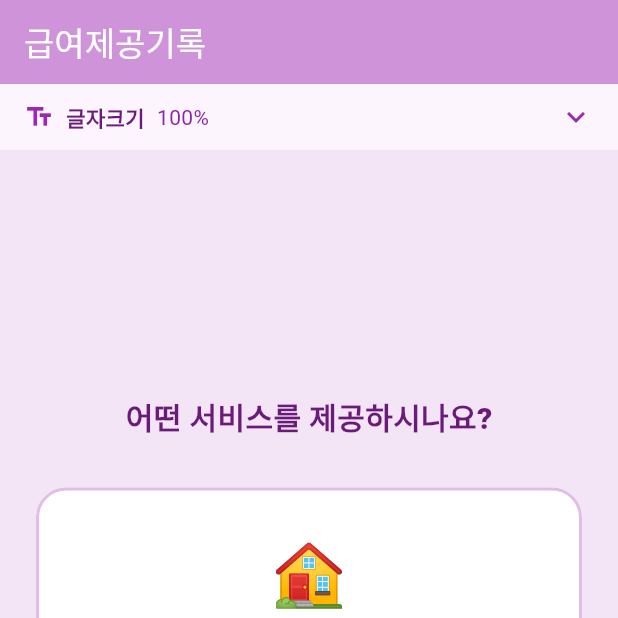
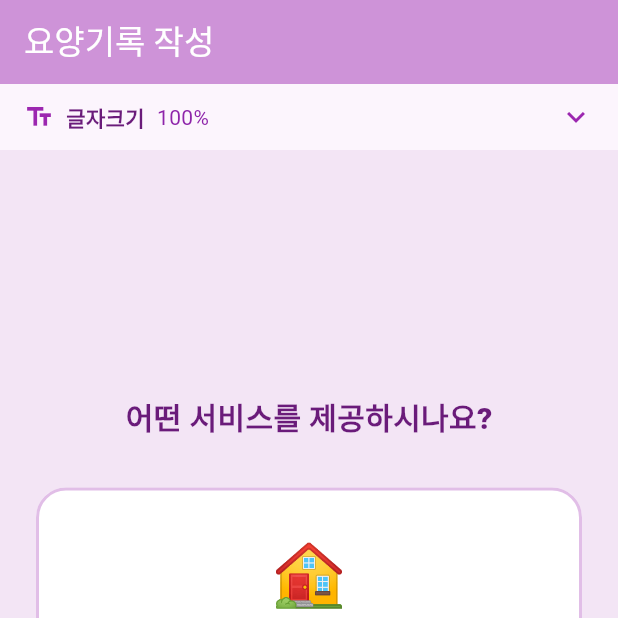
Before and after one commit to jhs2918/flutter_demo, a Flutter app: the screen it shows after launch, on a phone screen of 412 x 824 dp, the top half of it. Run offline on Flutter 3.47's test engine with Material 3 defaults, Android fonts, the phone set to English and light mode, and no system bars; our stand-ins replace google_mobile_ads, shared_preferences.

Commit message:
Fix misleading AppBar title and web AdMob crash noise
- ServiceSelectScreen's AppBar showed "급여제공기록" (a record-type label
  from a later step) instead of a title fitting the service-selection
  screen itself.
- google_mobile_ads has no web implementation, so calling
  MobileAds.instance.initialize() on web threw a MissingPluginException
  on every load; skip AdMob init when running on web (kIsWeb).

```diff
--- a/lib/screens/service_select_screen.dart
+++ b/lib/screens/service_select_screen.dart
@@ -24,7 +24,7 @@ class ServiceSelectScreen extends StatelessWidget {
     return Scaffold(
       backgroundColor: kAppBackground,
       appBar: AppBar(
-        title: const Text('급여제공기록'),
+        title: const Text('요양기록 작성'),
         backgroundColor: kSectionHeaderBg,
         foregroundColor: Colors.white,
       ),
```
Also changed, not shown: lib/main.dart (+5 -2 lines).
